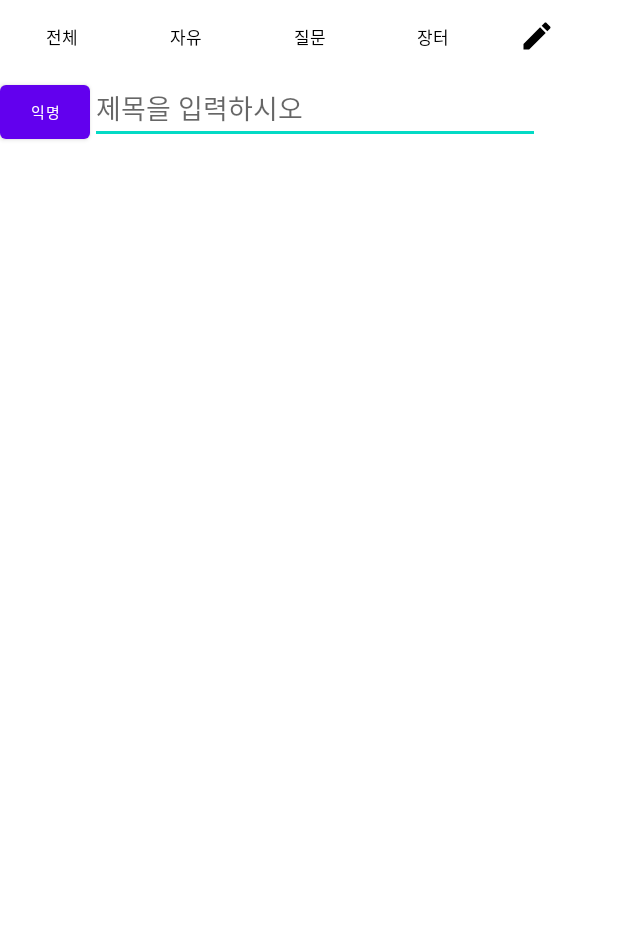
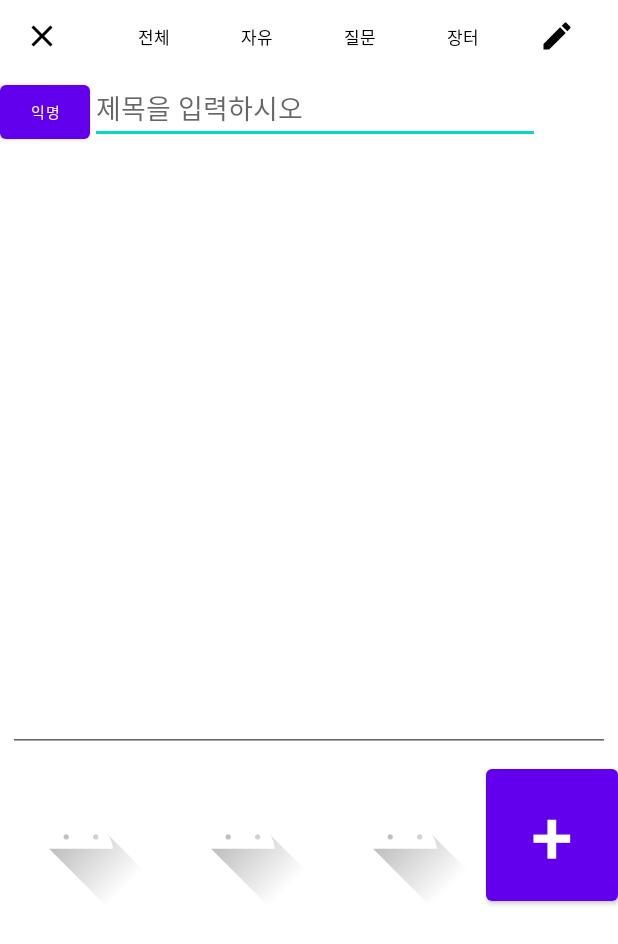
Before and after one commit to miiiin15/Daboot, an Android app: the layout activity_write_form.xml on its own in the app's theme, with its tools: preview values and no code run, on a phone screen of 412 x 824 dp. Shown: the top 944 px of the screen. Run offline under Robolectric (Android 15) with nearby library versions, the phone set to English and light mode, and no system bars.

Commit message:
글쓰기 폼 추가

```diff
--- a/app/src/main/AndroidManifest.xml
+++ b/app/src/main/AndroidManifest.xml
@@ -12,6 +12,7 @@
         <activity android:name=".Login"/>
         <activity android:name=".Join"/>
         <activity android:name=".Intro"/>
+        <activity android:name=".Write"/>
         <activity android:name=".MainActivity"
             android:label="@string/app_name">
             <intent-filter>
--- a/app/src/main/java/com/example/daboot/MainActivity.java
+++ b/app/src/main/java/com/example/daboot/MainActivity.java
@@ -18,6 +18,9 @@ public class MainActivity extends AppCompatActivity {
     protected void onCreate(Bundle savedInstanceState) {
         super.onCreate(savedInstanceState);
         setContentView(R.layout.activity_main);
+        ActionBar actionBar = getSupportActionBar();
+        actionBar.hide();//상단바 제거
+
         BottomNavigationView navView = findViewById(R.id.nav_view);
         AppBarConfiguration appBarConfiguration = new AppBarConfiguration.Builder(
                 R.id.navigation_board, R.id.navigation_message, R.id.navigation_matching, R.id.navigation_info, R.id.navigation_setting)
@@ -26,8 +29,7 @@ public class MainActivity extends AppCompatActivity {
         NavigationUI.setupActionBarWithNavController(this, navController, appBarConfiguration);
         NavigationUI.setupWithNavController(navView, navController);
 
-        ActionBar actionBar = getSupportActionBar();
-        actionBar.hide();//상단바 제거
+
 
 
     }
--- /dev/null
+++ b/app/src/main/java/com/example/daboot/Write.java
@@ -0,0 +1,32 @@
+package com.example.daboot;
+
+import android.os.Bundle;
+import android.os.PersistableBundle;
+import android.view.View;
+import android.widget.Button;
+
+import androidx.annotation.Nullable;
+import androidx.appcompat.app.ActionBar;
+import androidx.appcompat.app.AppCompatActivity;
+
+public class Write extends AppCompatActivity {
+
+    Button btn_cancel;
+
+    @Override
+    protected void onCreate(@Nullable Bundle savedInstanceState) {
+        super.onCreate(savedInstanceState);
+        setContentView(R.layout.activity_write_form);
+        ActionBar actionBar = getSupportActionBar();
+        actionBar.hide();//상단바 제거
+
+        btn_cancel = findViewById(R.id.btn_cancel);
+
+        btn_cancel.setOnClickListener(new View.OnClickListener() {
+            @Override
+            public void onClick(View v) {
+                finish();
+            }
+        });
+    }
+}
--- a/app/src/main/java/com/example/daboot/fragments/Board.java
+++ b/app/src/main/java/com/example/daboot/fragments/Board.java
@@ -1,5 +1,6 @@
 package com.example.daboot.fragments;
 
+import android.content.Intent;
 import android.os.Bundle;
 
 import androidx.fragment.app.Fragment;
@@ -16,6 +17,7 @@ import android.widget.Toast;
 import com.example.daboot.Adapter.BoardAdapter;
 import com.example.daboot.BoardItem;
 import com.example.daboot.R;
+import com.example.daboot.Write;
 
 public class Board extends Fragment {
 
@@ -123,7 +125,8 @@ public class Board extends Fragment {
         btn_write.setOnClickListener(new View.OnClickListener() {
             @Override
             public void onClick(View v) {
-
+                Intent intent = new Intent(getContext(), Write.class);
+                startActivity(intent);
             }
         });
 
--- a/app/src/main/res/layout/activity_write_form.xml
+++ b/app/src/main/res/layout/activity_write_form.xml
@@ -12,6 +12,16 @@
         android:layout_height="wrap_content"
 
         android:orientation="horizontal">
+
+        <Button
+            android:id="@+id/btn_cancel"
+            android:layout_width="match_parent"
+            android:layout_height="wrap_content"
+            android:layout_weight="1"
+            android:backgroundTint="#ffffff"
+            app:icon="@drawable/ic_close"
+            app:iconTint="@color/black"
+            style="?android:attr/borderlessButtonStyle" />
 
         <Button
             android:id="@+id/btn_All"
@@ -63,7 +73,7 @@
 
 
         <Button
-            android:id="@+id/btn_Renew"
+            android:id="@+id/btn_finished_write"
             android:layout_width="match_parent"
             android:layout_height="wrap_content"
             android:layout_weight="1"
@@ -86,6 +96,35 @@
             android:layout_height="wrap_content"
             android:hint="제목을 입력하시오"/>
     </LinearLayout>
-
+    <EditText
+        android:layout_width="match_parent"
+        android:layout_height="400dp"
+        android:layout_margin="5dp"/>
+    <LinearLayout
+        android:layout_width="match_parent"
+        android:layout_height="wrap_content"
+        android:orientation="horizontal">
+        <ImageView
+            android:layout_width="wrap_content"
+            android:src="@drawable/ic_launcher_foreground"
+            android:layout_height="100dp"
+            android:layout_weight="1"/>
+        <ImageView
+            android:layout_width="wrap_content"
+            android:src="@drawable/ic_launcher_foreground"
+            android:layout_height="100dp"
+            android:layout_weight="1"/>
+        <ImageView
+            android:layout_width="wrap_content"
+            android:src="@drawable/ic_launcher_foreground"
+            android:layout_height="100dp"
+            android:layout_weight="1"/>
+        <Button
+            android:layout_width="wrap_content"
+            android:layout_height="100dp"
+            android:layout_weight="1"
+            android:textSize="50dp"
+            android:text="+"/>
+    </LinearLayout>
 
 </LinearLayout>
```
